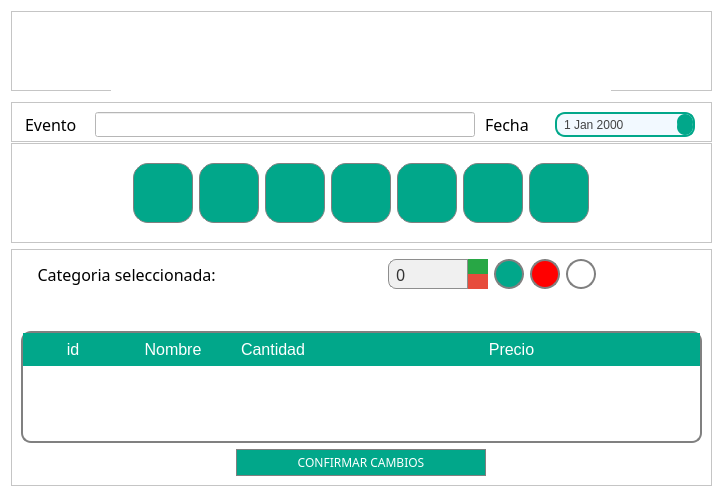
Before: the Qt Designer form gui/modificar.ui in MariaFdezVertedor/ControlDeStock, drawn with Qt 5.
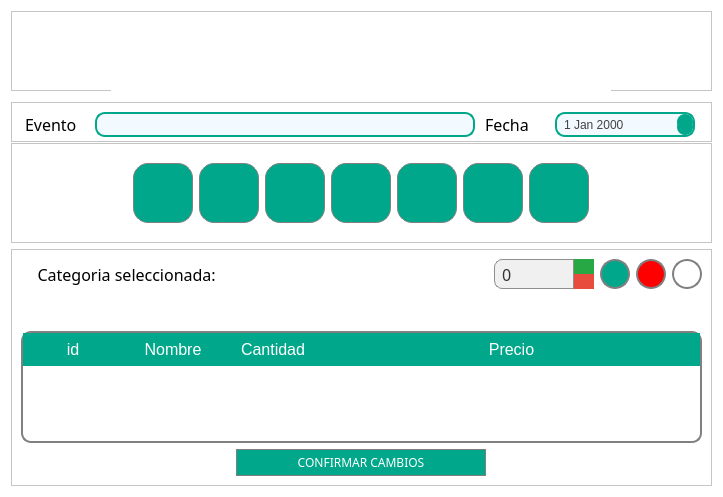
After: the same form once the commit is applied. Icons and pictures are not drawn.

Commit message: Mejorado visualmente lineEvento

What changed in the file:
```diff
--- a/gui/modificar.ui
+++ b/gui/modificar.ui
@@ -135,38 +135,13 @@
          </size>
         </property>
         <property name="styleSheet">
-         <string notr="true">&lt;widget class=&quot;QLineEdit&quot; name=&quot;lineEvento&quot;&gt;
-   &lt;property name=&quot;styleSheet&quot;&gt;
-    &lt;string notr=&quot;true&quot;&gt;QLineEdit {
-    background-color: rgba(240, 248, 255, 0.9);  /* Fondo suave */
-    border: 2px solid rgba(1, 167, 138, 1);      /* Borde principal */
-    border-radius: 10px;                         /* Bordes redondeados */
-    padding: 5px;
-    color: rgba(34, 34, 34, 0.85);               /* Color del texto */
-    font-size: 12px;
-    font-family: &quot;Questrial&quot;;
-}
-
-QLineEdit:hover {
-    background-color: rgba(1, 167, 138, 0.1);     /* Fondo en hover */
-    border: 2px solid rgba(1, 167, 138, 0.8);     /* Borde en hover */
-}
-
-QLineEdit:focus {
-    background-color: rgba(1, 167, 138, 0.2);     /* Fondo en focus */
-    border: 2px solid rgba(1, 167, 138, 1);       /* Borde en focus */
-    color: rgba(34, 34, 34, 1);
-}
-
-QLineEdit:disabled {
-    background-color: rgba(240, 248, 255, 0.6);
-    color: rgba(150, 150, 150, 1);
-    border: 2px solid rgba(200, 200, 200, 0.8);
-}
-&lt;/string&gt;
-   &lt;/property&gt;
-&lt;/widget&gt;
-
+         <string notr="true">background-color: rgba(240, 248, 255, 0.9); 
+border: 2px solid rgba(1, 167, 138, 1);      
+border-radius: 10px;                      
+padding: 5px;
+color: rgba(34, 34, 34, 0.85);              
+font-size: 12px;
+font-family: &quot;Questrial&quot;;
 </string>
         </property>
        </widget>
@@ -703,6 +678,34 @@
           </property>
          </widget>
         </item>
+        <item>
+         <widget class="QLabel" name="lblEstado">
+          <property name="minimumSize">
+           <size>
+            <width>100</width>
+            <height>30</height>
+           </size>
+          </property>
+          <property name="maximumSize">
+           <size>
+            <width>100</width>
+            <height>30</height>
+           </size>
+          </property>
+          <property name="font">
+           <font>
+            <family>Questrial</family>
+            <pointsize>12</pointsize>
+           </font>
+          </property>
+          <property name="layoutDirection">
+           <enum>Qt::RightToLeft</enum>
+          </property>
+          <property name="text">
+           <string/>
+          </property>
+         </widget>
+        </item>
         <item>
          <widget class="QSpinBox" name="spinBox">
           <property name="minimumSize">
@@ -928,34 +931,6 @@
           </property>
          </widget>
         </item>
-        <item>
-         <widget class="QLabel" name="lblEstado">
-          <property name="minimumSize">
-           <size>
-            <width>100</width>
-            <height>30</height>
-           </size>
-          </property>
-          <property name="maximumSize">
-           <size>
-            <width>100</width>
-            <height>30</height>
-           </size>
-          </property>
-          <property name="font">
-           <font>
-            <family>Questrial</family>
-            <pointsize>12</pointsize>
-           </font>
-          </property>
-          <property name="layoutDirection">
-           <enum>Qt::RightToLeft</enum>
-          </property>
-          <property name="text">
-           <string/>
-          </property>
-         </widget>
-        </item>
        </layout>
       </item>
       <item>
```
The commit also changes 1 other file.
